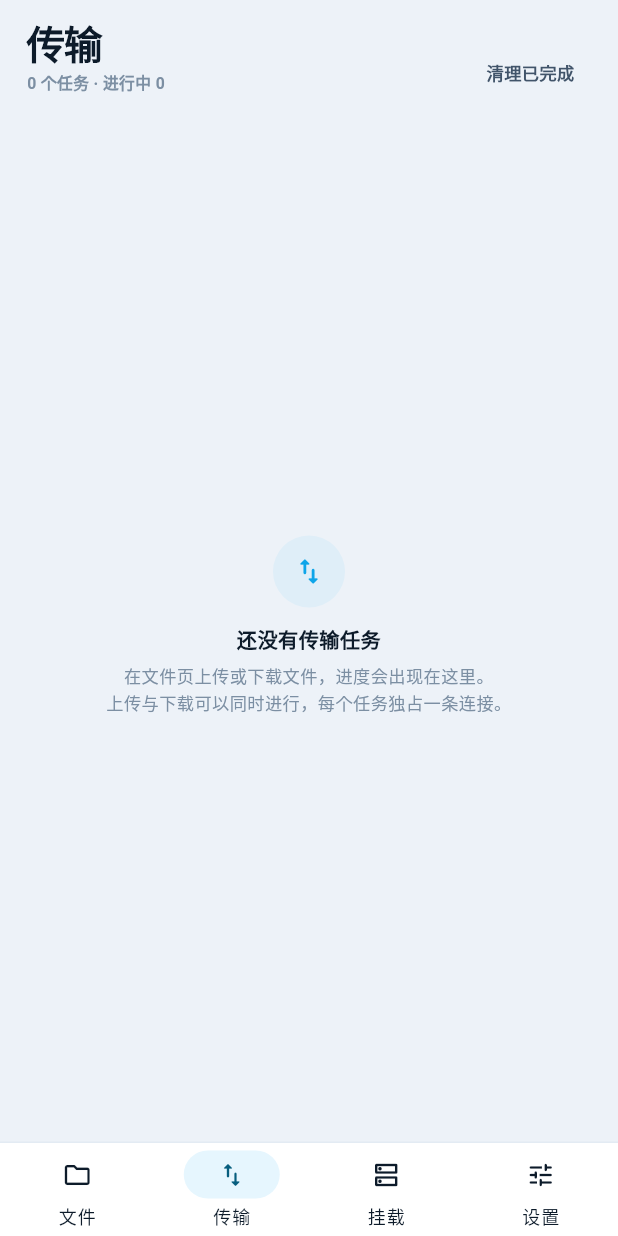
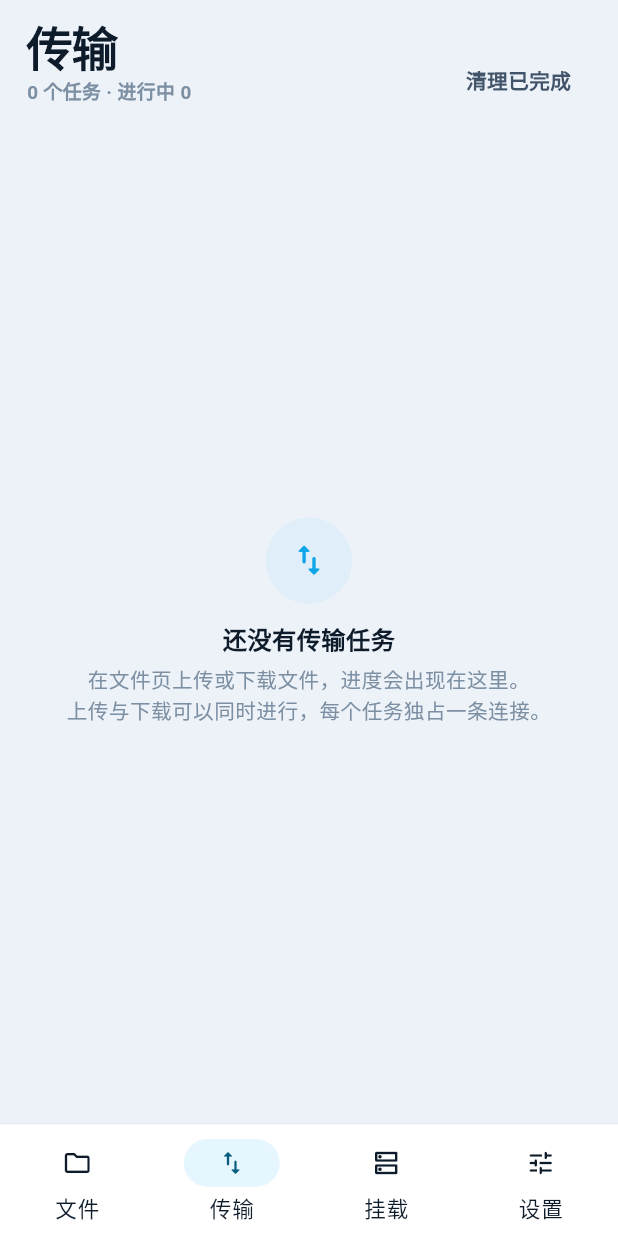
Before and after one commit to david88558855/Nimbo, a Flutter app: the screen it shows after launch, item 2 of the bottom bar chosen, on a phone screen of 412 x 824 dp. Run offline on Flutter 3.47's test engine with Material 3 defaults, Android fonts, the phone set to English and light mode, and no system bars; our stand-ins replace dio, file_picker, flutter_secure_storage; missing offline and left inert: dartssh2, desktop_drop, tray_manager, window_manager.

Commit message:
feat(ui): Android 端整体字号放大 1.2 倍 + 布局加固
字号散落在上百处 TextStyle，逐个改会拆散「标题 26 / 正文 12.5 / 说明 9」的比例，
所以改成等比缩放 + 尺寸换算：
- theme.dart 新增 kNimboMobileScale / nimboScaleUpUi / uiSize() / nimboTextScaler()
  · 文本缩放取「下限」：Android 上不低于 1.2，系统辅助功能已调大则沿用系统（不叠加）
  · uiSize() 把固定高度/宽度/图标按同一系数放大，只放大文字会裁字
- main.dart 在 MaterialApp.builder 里套 MediaQuery，对话框/SnackBar/Tooltip 一并生效
- kit.dart：按钮高度、图标、内边距；EntryTile 磁贴；EmptyBlock 图标；输入框内边距
- shell.dart：底部 Tab 62→73、导航项 34→41、磁贴与图标同步
- files_page：面包屑改横向可滚动（reverse 保留当前目录）；头部统计文字改 Flexible；
  移动端隐藏「修改时间」列把宽度让给文件名；列表行高、表头、多选条、单选勾选框、
  上传菜单、底部传输条全部走 uiSize；多选提示语可收缩
- transfers_page / mounts_page：标题+说明改 Expanded，说明可换行，按钮不被顶出屏幕
- 文档：2.10 移动端字号、ADR-18、坑 33/34、README/AGENTS

```diff
--- a/lib/app/theme.dart
+++ b/lib/app/theme.dart
@@ -82,6 +82,40 @@ class NimboRadius {
   static const field = 9.0;
 }
 
+// ---------------------------------------------------------------------------
+// 移动端字号与尺寸
+// ---------------------------------------------------------------------------
+
+/// Android 上字号与控件尺寸的统一放大系数。
+///
+/// 设计稿是按桌面 1:1 排的：正文 10.5–12.5、说明文字 9–10、按钮 11.5。同一组数值
+/// 放到高 dpi 的手机上明显偏小。这里**不去改各个 fontSize**——那会把标题/正文/说明
+/// 的比例关系拆散；而是整体乘一个系数，层级与排版比例原样保留。
+///
+/// 1.2 是权衡结果：再大（≥1.3）会让三栏/表格类布局在 360dp 宽上明显拥挤，
+/// 再小（≤1.1）则看不出改善。
+const double kNimboMobileScale = 1.2;
+
+/// 当前平台是否需要放大（Android）。桌面保持设计稿原尺寸。
+bool get nimboScaleUpUi => defaultTargetPlatform == TargetPlatform.android;
+
+/// 固定尺寸（控件高度、图标、方形磁贴、列表行高）跟随字号一起放大。
+///
+/// 必须手动乘：`MediaQuery` 的文本缩放只影响文字，固定 30/34/44 的容器会把放大后
+/// 的文字裁掉（表现为文字上下被切或 RenderFlex overflow）。
+double uiSize(double base) => nimboScaleUpUi ? base * kNimboMobileScale : base;
+
+/// 文本缩放：只在 Android 上做「下限保证」，不覆盖用户的辅助功能设置。
+///
+/// 系统里已经调到比 [kNimboMobileScale] 更大时原样返回——叠加会直接溢出。
+TextScaler nimboTextScaler(BuildContext context) {
+  final system = MediaQuery.textScalerOf(context);
+  if (!nimboScaleUpUi) return system;
+  final factor = system.scale(10) / 10;
+  if (factor >= kNimboMobileScale) return system;
+  return TextScaler.linear(kNimboMobileScale);
+}
+
 ThemeData buildNimboTheme() {
   const scheme = ColorScheme.light(
     primary: NimboColors.sky600,
--- a/lib/main.dart
+++ b/lib/main.dart
@@ -38,6 +38,13 @@ class NimboApp extends StatelessWidget {
       title: 'Nimbo',
       debugShowCheckedModeBanner: false,
       theme: buildNimboTheme(),
+      // 整体字号：Android 上把文本缩放的「下限」抬到 kNimboMobileScale，
+      // 桌面完全跟随系统。放在 builder 里是为了让对话框、SnackBar、Tooltip
+      // 这些由 Navigator/Overlay 创建的内容也一起生效。
+      builder: (context, child) => MediaQuery(
+        data: MediaQuery.of(context).copyWith(textScaler: nimboTextScaler(context)),
+        child: child ?? const SizedBox.shrink(),
+      ),
       home: AnimatedBuilder(
         animation: state,
         builder: (context, _) => NimboShell(state: state),
--- a/lib/pages/settings_page.dart
+++ b/lib/pages/settings_page.dart
@@ -111,8 +111,8 @@ class _SettingsPageState extends State<SettingsPage> {
                             onTap: () => state.updateSettings((s) => s.maxConcurrent = n),
                             borderRadius: BorderRadius.circular(6),
                             child: Container(
-                              width: 30,
-                              height: 24,
+                              width: uiSize(30),
+                              height: uiSize(24),
                               alignment: Alignment.center,
                               decoration: BoxDecoration(
                                 color: s.maxConcurrent == n
--- a/lib/pages/transfers_page.dart
+++ b/lib/pages/transfers_page.dart
@@ -25,7 +25,10 @@ class TransfersPage extends StatelessWidget {
           child: Row(
             crossAxisAlignment: CrossAxisAlignment.end,
             children: [
-              Column(
+              // 用 Expanded 而不是 Column+Spacer：字号放大后统计行会自动换行，
+              // 而不是把「清理已完成」按钮顶出屏幕。
+              Expanded(
+                child: Column(
                   crossAxisAlignment: CrossAxisAlignment.start,
                   children: [
                     const Text('传输', style: NimboText.display),
@@ -39,7 +42,8 @@ class TransfersPage extends StatelessWidget {
                     ),
                   ],
                 ),
-              const Spacer(),
+              ),
+              const SizedBox(width: 10),
               NimboButton('清理已完成',
                   kind: NimboButtonKind.ghost, onPressed: state.clearFinishedTasks),
             ],
@@ -123,8 +127,8 @@ class _TaskCard extends StatelessWidget {
           Row(
             children: [
               Container(
-                width: 28,
-                height: 28,
+                width: uiSize(28),
+                height: uiSize(28),
                 decoration: BoxDecoration(
                   color: failed ? const Color(0x14F43F5E) : const Color(0x1438BDF8),
                   borderRadius: BorderRadius.circular(8),
@@ -139,7 +143,7 @@ class _TaskCard extends StatelessWidget {
                               : task.dir == TransferDir.upload
                                   ? Icons.upload_rounded
                                   : Icons.download_rounded,
-                  size: 15,
+                  size: uiSize(15),
                   color: color,
                 ),
               ),
@@ -241,7 +245,7 @@ class _TaskCard extends StatelessWidget {
           child: Padding(
             padding: const EdgeInsets.all(5),
             child: Icon(icon,
-                size: 15, color: onTap == null ? const Color(0xFFCBD8E4) : NimboColors.ink3),
+                size: uiSize(15), color: onTap == null ? const Color(0xFFCBD8E4) : NimboColors.ink3),
           ),
         ),
       );
--- a/lib/ui/kit.dart
+++ b/lib/ui/kit.dart
@@ -44,12 +44,14 @@ class NimboButton extends StatelessWidget {
         fg = NimboColors.dangerInk;
         border = Border.all(color: const Color(0xFFF8C9D2));
     }
+    // 高度必须和文字一起放大，否则固定 30 的按钮会把放大后的文字裁掉。
+    final boxHeight = uiSize(height);
     final content = Row(
       mainAxisSize: expand ? MainAxisSize.max : MainAxisSize.min,
       mainAxisAlignment: MainAxisAlignment.center,
       children: [
         if (icon != null) ...[
-          Icon(icon, size: 14, color: fg),
+          Icon(icon, size: uiSize(14), color: fg),
           const SizedBox(width: 5),
         ],
         Text(label,
@@ -65,8 +67,8 @@ class NimboButton extends StatelessWidget {
           borderRadius: BorderRadius.circular(8),
           onTap: onPressed,
           child: Container(
-            height: height,
-            padding: const EdgeInsets.symmetric(horizontal: 11),
+            height: boxHeight,
+            padding: EdgeInsets.symmetric(horizontal: uiSize(11)),
             decoration:
                 kind == NimboButtonKind.primary
                     ? BoxDecoration(
@@ -145,11 +147,13 @@ class EntryTile extends StatelessWidget {
   @override
   Widget build(BuildContext context) {
     final v = visualFor(entry);
+    // 磁贴尺寸是相对字号设计的，字号放大后不跟着放会显得局促。
+    final s = uiSize(size);
     return Container(
-      width: size,
-      height: size,
-      decoration: BoxDecoration(color: v.background, borderRadius: BorderRadius.circular(size * 0.32)),
-      child: Icon(v.icon, size: size * 0.52, color: v.color),
+      width: s,
+      height: s,
+      decoration: BoxDecoration(color: v.background, borderRadius: BorderRadius.circular(s * 0.32)),
+      child: Icon(v.icon, size: s * 0.52, color: v.color),
     );
   }
 }
@@ -181,13 +185,14 @@ class EmptyBlock extends StatelessWidget {
           mainAxisSize: MainAxisSize.min,
           children: [
             Container(
-              width: 48,
-              height: 48,
+              width: uiSize(48),
+              height: uiSize(48),
               decoration: BoxDecoration(
                 color: danger ? const Color(0x14F43F5E) : const Color(0x1438BDF8),
                 shape: BoxShape.circle,
               ),
-              child: Icon(icon, size: 22, color: danger ? NimboColors.danger : NimboColors.sky600),
+              child: Icon(icon,
+                  size: uiSize(22), color: danger ? NimboColors.danger : NimboColors.sky600),
             ),
             const SizedBox(height: 12),
             Text(title,
@@ -249,7 +254,7 @@ InputDecoration nimboInput({String? hint, Widget? suffix}) => InputDecoration(
       hintText: hint,
       hintStyle: const TextStyle(fontSize: 12, color: NimboColors.ink4),
       suffixIcon: suffix,
-      contentPadding: const EdgeInsets.symmetric(horizontal: 10, vertical: 10),
+      contentPadding: EdgeInsets.symmetric(horizontal: 10, vertical: uiSize(10)),
       filled: true,
       fillColor: const Color(0xFFFCFDFF),
       border: OutlineInputBorder(
```
Also changed, not shown: lib/pages/add_mount_page.dart (+5 -4 lines), lib/pages/files_page.dart (+60 -26 lines), lib/pages/mounts_page.dart (+8 -5 lines), lib/pages/shell.dart (+9 -8 lines), 3 other files. Lines whose indentation alone changed are shown as unchanged.
